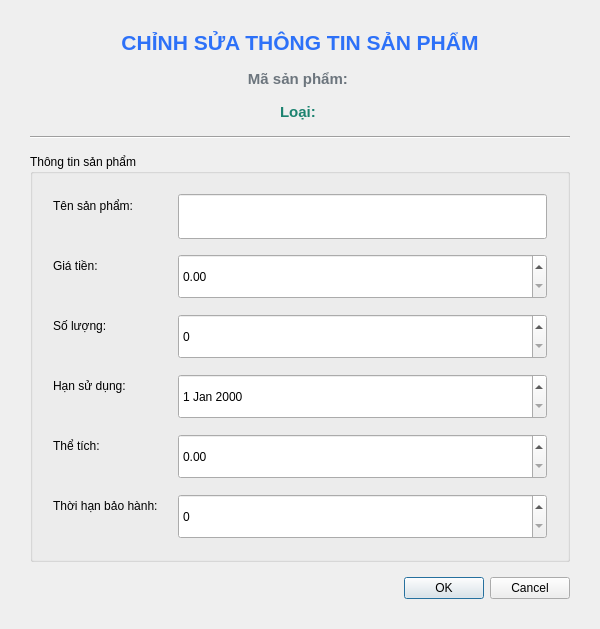
Old version of the form editproductdialog.ui in the repository DuongNguyen0210/StoreProject.
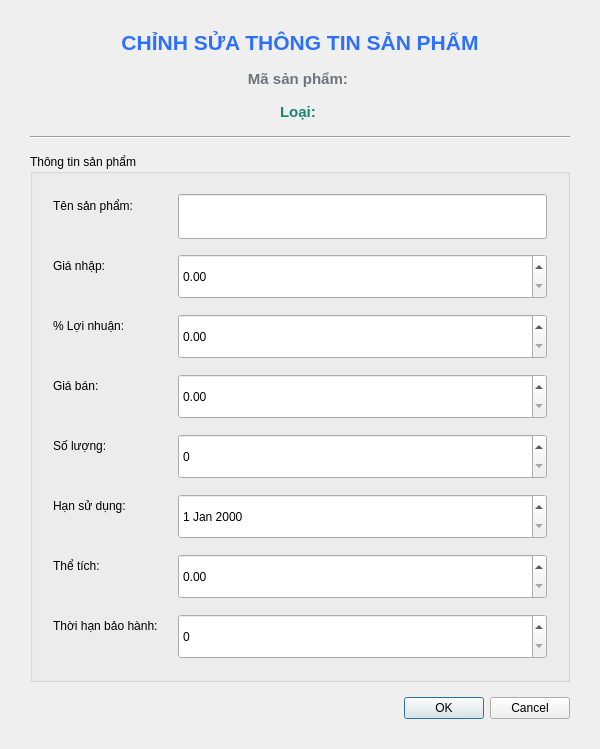
New version of the form. Icons and pictures are not drawn.

Diff of the .ui file:
```diff
--- a/editproductdialog.ui
+++ b/editproductdialog.ui
@@ -139,14 +139,14 @@
        </widget>
       </item>
       <item row="1" column="0">
-       <widget class="QLabel" name="labelPrice">
+       <widget class="QLabel" name="labelImportPrice">
         <property name="text">
-         <string>Giá tiền:</string>
+         <string>Giá nhập:</string>
         </property>
        </widget>
       </item>
       <item row="1" column="1">
-       <widget class="QDoubleSpinBox" name="Price">
+       <widget class="QDoubleSpinBox" name="ImportPrice">
         <property name="minimumSize">
          <size>
           <width>0</width>
@@ -156,13 +156,47 @@
        </widget>
       </item>
       <item row="2" column="0">
+       <widget class="QLabel" name="labelProfitMargin">
+        <property name="text">
+         <string>% Lợi nhuận:</string>
+        </property>
+       </widget>
+      </item>
+      <item row="2" column="1">
+       <widget class="QDoubleSpinBox" name="ProfitMargin">
+        <property name="minimumSize">
+         <size>
+          <width>0</width>
+          <height>45</height>
+         </size>
+        </property>
+       </widget>
+      </item>
+      <item row="3" column="0">
+       <widget class="QLabel" name="labelPrice">
+        <property name="text">
+         <string>Giá bán:</string>
+        </property>
+       </widget>
+      </item>
+      <item row="3" column="1">
+       <widget class="QDoubleSpinBox" name="Price">
+        <property name="minimumSize">
+         <size>
+          <width>0</width>
+          <height>45</height>
+         </size>
+        </property>
+       </widget>
+      </item>
+      <item row="4" column="0">
        <widget class="QLabel" name="labelQuantity">
         <property name="text">
          <string>Số lượng:</string>
         </property>
        </widget>
       </item>
-      <item row="2" column="1">
+      <item row="4" column="1">
        <widget class="QSpinBox" name="Quantity">
         <property name="minimumSize">
          <size>
@@ -172,14 +206,14 @@
         </property>
        </widget>
       </item>
-      <item row="3" column="0">
+      <item row="5" column="0">
        <widget class="QLabel" name="labelExpiryDate">
         <property name="text">
          <string>Hạn sử dụng:</string>
         </property>
        </widget>
       </item>
-      <item row="3" column="1">
+      <item row="5" column="1">
        <widget class="QDateEdit" name="dateEdit">
         <property name="minimumSize">
          <size>
@@ -189,14 +223,14 @@
         </property>
        </widget>
       </item>
-      <item row="4" column="0">
+      <item row="6" column="0">
        <widget class="QLabel" name="labelVolume">
         <property name="text">
          <string>Thể tích:</string>
         </property>
        </widget>
       </item>
-      <item row="4" column="1">
+      <item row="6" column="1">
        <widget class="QDoubleSpinBox" name="Volume">
         <property name="minimumSize">
          <size>
@@ -206,14 +240,14 @@
         </property>
        </widget>
       </item>
-      <item row="5" column="0">
+      <item row="7" column="0">
        <widget class="QLabel" name="labelWarranty">
         <property name="text">
          <string>Thời hạn bảo hành:</string>
         </property>
        </widget>
       </item>
-      <item row="5" column="1">
+      <item row="7" column="1">
        <widget class="QSpinBox" name="Warranty">
         <property name="minimumSize">
          <size>
```
